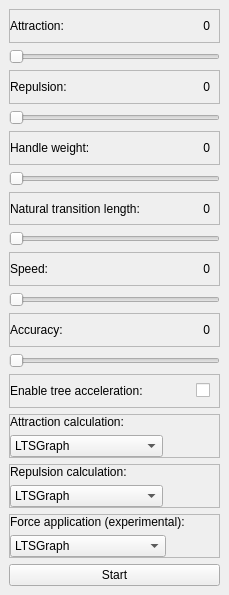
This is tools/release/ltsgraph/springlayout.ui in mCRL2org/mCRL2 as Qt 5 draws it before an edit. The edited form follows.
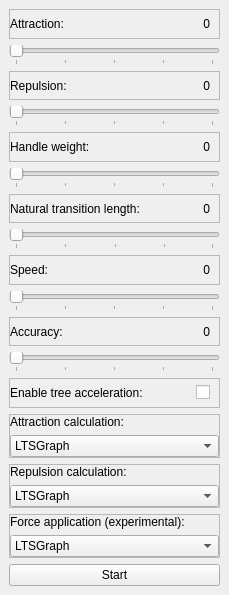
This is the edited form.

```diff
--- a/tools/release/ltsgraph/springlayout.ui
+++ b/tools/release/ltsgraph/springlayout.ui
@@ -83,6 +83,12 @@
       <property name="orientation">
        <enum>Qt::Horizontal</enum>
       </property>
+      <property name="tickPosition">
+       <enum>QSlider::TicksBelow</enum>
+      </property>
+      <property name="tickInterval">
+       <number>25</number>
+      </property>
      </widget>
     </item>
     <item>
@@ -131,6 +137,12 @@
       <property name="orientation">
        <enum>Qt::Horizontal</enum>
       </property>
+      <property name="tickPosition">
+       <enum>QSlider::TicksBelow</enum>
+      </property>
+      <property name="tickInterval">
+       <number>25</number>
+      </property>
      </widget>
     </item>
     <item>
@@ -179,6 +191,12 @@
       <property name="orientation">
        <enum>Qt::Horizontal</enum>
       </property>
+      <property name="tickPosition">
+       <enum>QSlider::TicksBelow</enum>
+      </property>
+      <property name="tickInterval">
+       <number>25</number>
+      </property>
      </widget>
     </item>
     <item>
@@ -230,6 +248,12 @@
       <property name="orientation">
        <enum>Qt::Horizontal</enum>
       </property>
+      <property name="tickPosition">
+       <enum>QSlider::TicksBelow</enum>
+      </property>
+      <property name="tickInterval">
+       <number>25</number>
+      </property>
      </widget>
     </item>
     <item>
@@ -281,6 +305,12 @@
       <property name="orientation">
        <enum>Qt::Horizontal</enum>
       </property>
+      <property name="tickPosition">
+       <enum>QSlider::TicksBelow</enum>
+      </property>
+      <property name="tickInterval">
+       <number>25</number>
+      </property>
      </widget>
     </item>
     <item>
@@ -329,6 +359,12 @@
       <property name="orientation">
        <enum>Qt::Horizontal</enum>
       </property>
+      <property name="tickPosition">
+       <enum>QSlider::TicksBelow</enum>
+      </property>
+      <property name="tickInterval">
+       <number>25</number>
+      </property>
      </widget>
     </item>
     <item>
@@ -375,7 +411,7 @@
     <item>
      <widget class="QFrame" name="frame_9">
       <property name="sizePolicy">
-       <sizepolicy hsizetype="Ignored" vsizetype="Preferred">
+       <sizepolicy hsizetype="MinimumExpanding" vsizetype="Preferred">
         <horstretch>0</horstretch>
         <verstretch>0</verstretch>
        </sizepolicy>
@@ -409,7 +445,7 @@
        <item>
         <widget class="QComboBox" name="cmbAttractionCalculation">
          <property name="sizePolicy">
-          <sizepolicy hsizetype="Maximum" vsizetype="Fixed">
+          <sizepolicy hsizetype="Expanding" vsizetype="Fixed">
            <horstretch>0</horstretch>
            <verstretch>0</verstretch>
           </sizepolicy>
@@ -479,7 +515,7 @@
        <item>
         <widget class="QComboBox" name="cmbRepulsionCalculation">
          <property name="sizePolicy">
-          <sizepolicy hsizetype="Maximum" vsizetype="Fixed">
+          <sizepolicy hsizetype="Expanding" vsizetype="Fixed">
            <horstretch>0</horstretch>
            <verstretch>0</verstretch>
           </sizepolicy>
@@ -541,7 +577,7 @@
        <item>
         <widget class="QComboBox" name="cmbForceApplication">
          <property name="sizePolicy">
-          <sizepolicy hsizetype="Maximum" vsizetype="Fixed">
+          <sizepolicy hsizetype="Expanding" vsizetype="Fixed">
            <horstretch>0</horstretch>
            <verstretch>0</verstretch>
           </sizepolicy>
```
